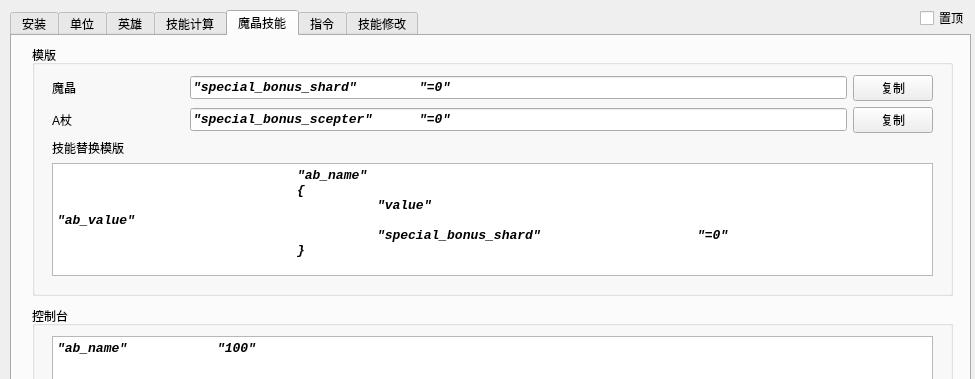
JeremyChim/Dota-Tool, file untitled.ui: the form before one commit; both pictures show x 0 to 975 and y 0 to 379 of the 975 by 789 pixel window.
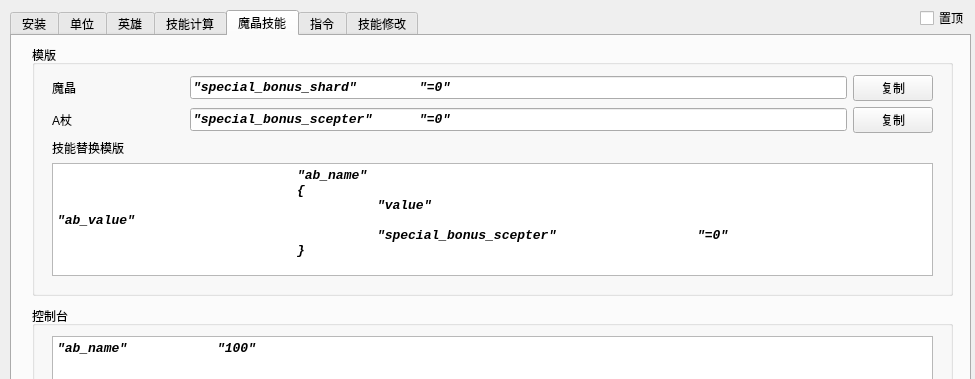
The form after the commit. The open tabs and pages were chosen to show the change.

Commit message: 添加 安装 → 帮助：解决启动无反应或窗口小的问题 修改 魔晶技能 → 技能替换模版：现在默认是A杖模版

The edit to the form file:
```diff
--- a/untitled.ui
+++ b/untitled.ui
@@ -2210,6 +2210,7 @@
             <font>
              <family>Consolas</family>
              <pointsize>10</pointsize>
+             <weight>87</weight>
              <italic>true</italic>
              <bold>true</bold>
             </font>
@@ -2219,17 +2220,14 @@
            </property>
            <property name="html">
             <string>&lt;!DOCTYPE HTML PUBLIC &quot;-//W3C//DTD HTML 4.0//EN&quot; &quot;http://www.w3.org/TR/REC-html40/strict.dtd&quot;&gt;
-&lt;html&gt;&lt;head&gt;&lt;meta name=&quot;qrichtext&quot; content=&quot;1&quot; /&gt;&lt;meta charset=&quot;utf-8&quot; /&gt;&lt;style type=&quot;text/css&quot;&gt;
+&lt;html&gt;&lt;head&gt;&lt;meta name=&quot;qrichtext&quot; content=&quot;1&quot; /&gt;&lt;style type=&quot;text/css&quot;&gt;
 p, li { white-space: pre-wrap; }
-hr { height: 1px; border-width: 0; }
-li.unchecked::marker { content: &quot;\2610&quot;; }
-li.checked::marker { content: &quot;\2612&quot;; }
-&lt;/style&gt;&lt;/head&gt;&lt;body style=&quot; font-family:'Consolas'; font-size:10pt; font-weight:700; font-style:italic;&quot;&gt;
-&lt;p style=&quot; margin-top:0px; margin-bottom:0px; margin-left:0px; margin-right:0px; -qt-block-indent:0; text-indent:0px;&quot;&gt;			&lt;span style=&quot; font-weight:696;&quot;&gt;&amp;quot;ab_name&amp;quot;&lt;/span&gt;&lt;/p&gt;
-&lt;p style=&quot; margin-top:0px; margin-bottom:0px; margin-left:0px; margin-right:0px; -qt-block-indent:0; text-indent:0px;&quot;&gt;&lt;span style=&quot; font-weight:696;&quot;&gt;			{&lt;/span&gt;&lt;/p&gt;
-&lt;p style=&quot; margin-top:0px; margin-bottom:0px; margin-left:0px; margin-right:0px; -qt-block-indent:0; text-indent:0px;&quot;&gt;&lt;span style=&quot; font-weight:696;&quot;&gt;				&amp;quot;value&amp;quot;						&amp;quot;ab_value&amp;quot;&lt;/span&gt;&lt;/p&gt;
-&lt;p style=&quot; margin-top:0px; margin-bottom:0px; margin-left:0px; margin-right:0px; -qt-block-indent:0; text-indent:0px;&quot;&gt;&lt;span style=&quot; font-weight:696;&quot;&gt;				&amp;quot;special_bonus_shard&amp;quot;		&amp;quot;=0&amp;quot;&lt;/span&gt;&lt;/p&gt;
-&lt;p style=&quot; margin-top:0px; margin-bottom:0px; margin-left:0px; margin-right:0px; -qt-block-indent:0; text-indent:0px;&quot;&gt;&lt;span style=&quot; font-weight:696;&quot;&gt;			}&lt;/span&gt;&lt;/p&gt;&lt;/body&gt;&lt;/html&gt;</string>
+&lt;/style&gt;&lt;/head&gt;&lt;body style=&quot; font-family:'Consolas'; font-size:10pt; font-weight:696; font-style:italic;&quot;&gt;
+&lt;p style=&quot; margin-top:0px; margin-bottom:0px; margin-left:0px; margin-right:0px; -qt-block-indent:0; text-indent:0px;&quot;&gt;			&amp;quot;ab_name&amp;quot;&lt;/p&gt;
+&lt;p style=&quot; margin-top:0px; margin-bottom:0px; margin-left:0px; margin-right:0px; -qt-block-indent:0; text-indent:0px;&quot;&gt;			{&lt;/p&gt;
+&lt;p style=&quot; margin-top:0px; margin-bottom:0px; margin-left:0px; margin-right:0px; -qt-block-indent:0; text-indent:0px;&quot;&gt;				&amp;quot;value&amp;quot;						&amp;quot;ab_value&amp;quot;&lt;/p&gt;
+&lt;p style=&quot; margin-top:0px; margin-bottom:0px; margin-left:0px; margin-right:0px; -qt-block-indent:0; text-indent:0px;&quot;&gt;				&amp;quot;special_bonus_scepter&amp;quot;		&amp;quot;=0&amp;quot;&lt;/p&gt;
+&lt;p style=&quot; margin-top:0px; margin-bottom:0px; margin-left:0px; margin-right:0px; -qt-block-indent:0; text-indent:0px;&quot;&gt;			}&lt;/p&gt;&lt;/body&gt;&lt;/html&gt;</string>
            </property>
           </widget>
          </item>
```
Left out of the diff: 980 changed lines with no effect on the pictures. The commit also changes 3 other files.
